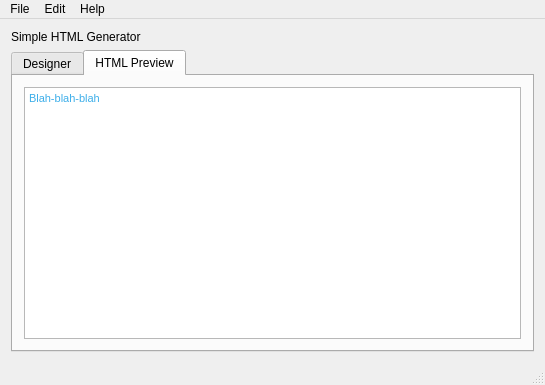
Qt form mainwindow.ui (alex147/simple-html-generator) before a commit.
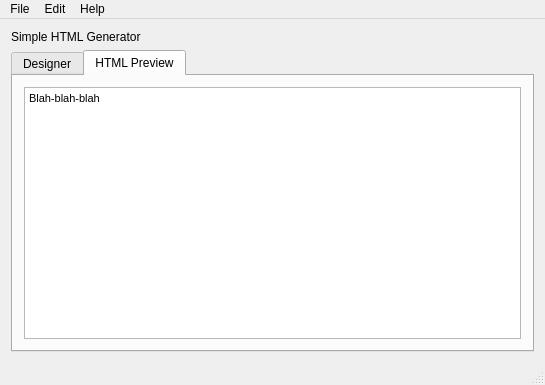
The same form after that commit. The open tabs and pages were chosen to show the change. Icons and pictures are not drawn.

```diff
--- a/mainwindow.ui
+++ b/mainwindow.ui
@@ -57,7 +57,7 @@
 &lt;html&gt;&lt;head&gt;&lt;meta name=&quot;qrichtext&quot; content=&quot;1&quot; /&gt;&lt;style type=&quot;text/css&quot;&gt;
 p, li { white-space: pre-wrap; }
 &lt;/style&gt;&lt;/head&gt;&lt;body style=&quot; font-family:'MS Shell Dlg 2'; font-size:8.25pt; font-weight:400; font-style:normal;&quot;&gt;
-&lt;p style=&quot; margin-top:0px; margin-bottom:0px; margin-left:0px; margin-right:0px; -qt-block-indent:0; text-indent:0px;&quot;&gt;&lt;span style=&quot; font-size:8pt; color:#3daee9;&quot;&gt;Blah-blah-blah&lt;/span&gt;&lt;/p&gt;&lt;/body&gt;&lt;/html&gt;</string>
+&lt;p style=&quot; margin-top:0px; margin-bottom:0px; margin-left:0px; margin-right:0px; -qt-block-indent:0; text-indent:0px;&quot;&gt;&lt;span style=&quot; font-size:8pt;&quot;&gt;Blah-blah-blah&lt;/span&gt;&lt;/p&gt;&lt;/body&gt;&lt;/html&gt;</string>
           </property>
           <property name="acceptRichText">
            <bool>true</bool>
```
Left out of the diff: 9 changed lines with no effect on the pictures.
